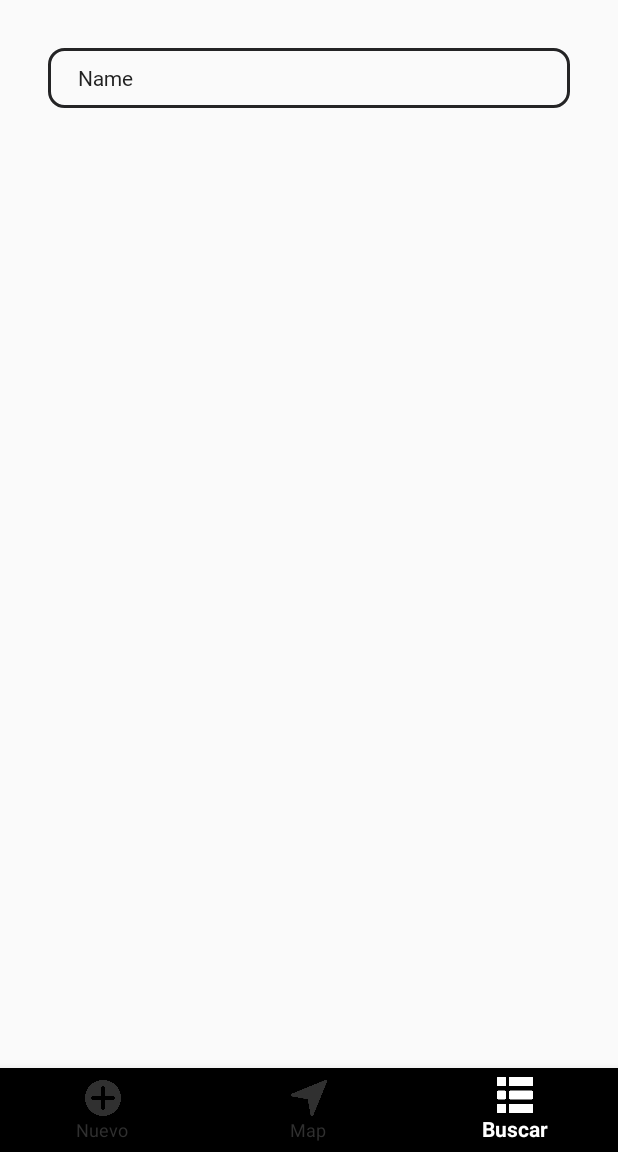
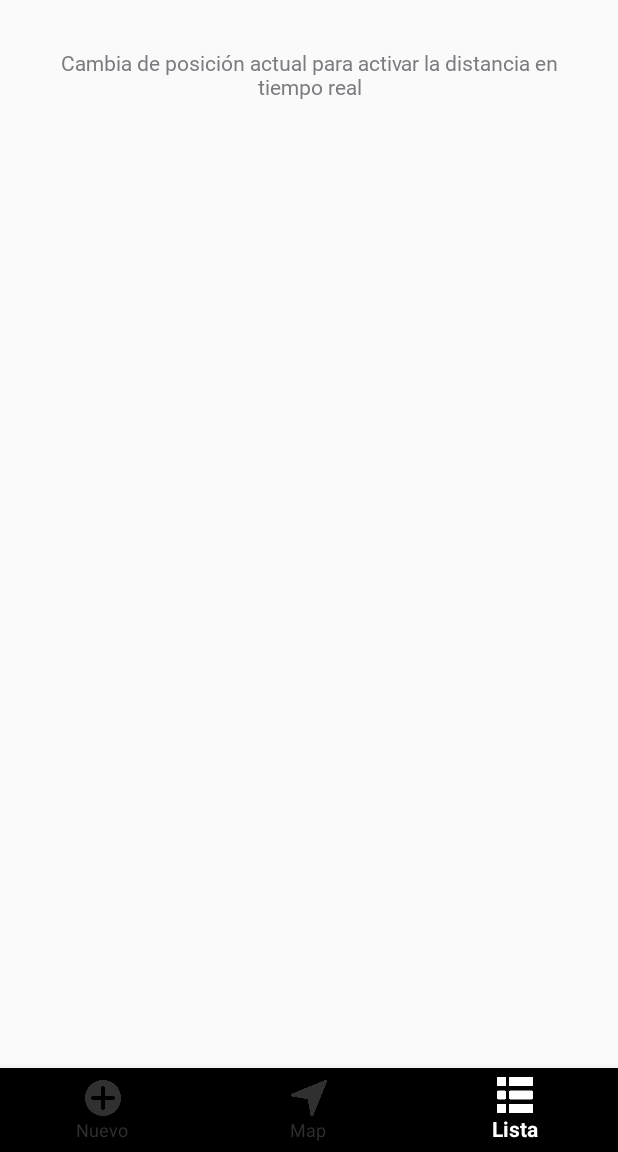
Before and after one commit to nicolaspenagos/places, an Android app: the screen it shows after launch (HomeActivity), item 3 of the bottom bar chosen, on a phone screen of 412 x 824 dp, the part 84-1236 px from its top. Run offline under Robolectric (Android 15) with nearby library versions, the phone set to English and light mode, and no system bars; libraries missing offline, so code that uses them is left out: com.google.maps.android; 1 statement that could not run was skipped.

Commit message:
Final commit

```diff
--- a/app/src/main/AndroidManifest.xml
+++ b/app/src/main/AndroidManifest.xml
@@ -33,7 +33,8 @@
             android:name="com.google.android.geo.API_KEY"
             android:value="@string/google_maps_key" />
 
-        <activity android:name=".HomeActivity">
+        <activity android:name=".HomeActivity" android:screenOrientation="portrait">
+
             <intent-filter>
                 <action android:name="android.intent.action.MAIN" />
 
--- a/app/src/main/java/com/example/places/NewFragment.java
+++ b/app/src/main/java/com/example/places/NewFragment.java
@@ -248,6 +248,7 @@ public class NewFragment extends Fragment implements View.OnClickListener, MapsF
                     places.add(place);
                     String jsonPlaces = gson.toJson(places);
                     preferences.edit().putString("places", jsonPlaces).apply();
+                    Toast.makeText(getContext(), R.string.sucess_place_msg, Toast.LENGTH_LONG).show();
                     emptyData();
 
                 }else{
--- a/app/src/main/java/com/example/places/SearchFragment.java
+++ b/app/src/main/java/com/example/places/SearchFragment.java
@@ -44,7 +44,6 @@ public class SearchFragment extends Fragment implements MapsFragment.OnLocationC
     // -------------------------------------
     // Views
     // -------------------------------------
-    private EditText placeNameEditText;
     private RecyclerView placesViewList;
     private LinearLayoutManager layoutManager;
     private PlaceAdapter adapter;
@@ -88,7 +87,6 @@ public class SearchFragment extends Fragment implements MapsFragment.OnLocationC
         // Inflate the layout for this fragment
         View root = inflater.inflate(R.layout.fragment_search, container, false);
 
-        placeNameEditText = root.findViewById(R.id.placeEditText);
         placesViewList = root.findViewById(R.id.placesViewList);
 
         layoutManager = new LinearLayoutManager(getContext());
--- a/app/src/main/res/layout/fragment_maps.xml
+++ b/app/src/main/res/layout/fragment_maps.xml
@@ -22,7 +22,7 @@
         android:id="@+id/bottomLayout"
         style="@style/AppBottomLayout"
         android:layout_width="match_parent"
-        android:layout_height="185dp"
+        android:layout_height="200dp"
         app:layout_constraintBottom_toBottomOf="parent"
         app:layout_constraintEnd_toEndOf="parent"
         app:layout_constraintStart_toStartOf="parent">
--- a/app/src/main/res/layout/fragment_new.xml
+++ b/app/src/main/res/layout/fragment_new.xml
@@ -144,12 +144,12 @@
 
     <ImageView
         android:id="@+id/openCameraButton"
+        style="@style/AppOpenCameraImage"
         android:layout_width="40dp"
         android:layout_height="40dp"
         android:layout_marginStart="36dp"
         android:layout_marginTop="8dp"
         app:layout_constraintStart_toStartOf="parent"
-        app:layout_constraintTop_toBottomOf="@+id/addImageButton"
-        app:srcCompat="@drawable/camera" />
+        app:layout_constraintTop_toBottomOf="@+id/addImageButton" />
 
 </androidx.constraintlayout.widget.ConstraintLayout>
--- a/app/src/main/res/layout/fragment_search.xml
+++ b/app/src/main/res/layout/fragment_search.xml
@@ -7,31 +7,30 @@
     tools:context=".HomeActivity">
 
 
-    <EditText
-        android:id="@+id/placeEditText"
-        style="@style/AppEditText"
-        android:layout_width="0dp"
-        android:layout_height="40dp"
-        android:layout_marginStart="32dp"
-        android:layout_marginTop="32dp"
-        android:layout_marginEnd="32dp"
-        android:ems="10"
-        android:inputType="textPersonName"
-        android:text="Name"
-        app:layout_constraintEnd_toEndOf="parent"
-        app:layout_constraintStart_toStartOf="parent"
-        app:layout_constraintTop_toTopOf="parent" />
-
     <androidx.recyclerview.widget.RecyclerView
         android:id="@+id/placesViewList"
         android:layout_width="0dp"
         android:layout_height="0dp"
         android:layout_marginStart="32dp"
-        android:layout_marginTop="32dp"
+        android:layout_marginTop="16dp"
         android:layout_marginEnd="32dp"
         android:layout_marginBottom="32dp"
         app:layout_constraintBottom_toBottomOf="parent"
         app:layout_constraintEnd_toEndOf="parent"
         app:layout_constraintStart_toStartOf="parent"
-        app:layout_constraintTop_toBottomOf="@+id/placeEditText" />
+        app:layout_constraintTop_toBottomOf="@+id/textView5" />
+
+    <TextView
+        android:id="@+id/textView5"
+        style="@style/AppCuerpoText"
+        android:layout_width="0dp"
+        android:layout_height="wrap_content"
+        android:layout_marginStart="32dp"
+        android:layout_marginTop="32dp"
+        android:layout_marginEnd="32dp"
+        android:text="@string/real_time_distance_msg"
+        android:textAlignment="center"
+        app:layout_constraintEnd_toEndOf="parent"
+        app:layout_constraintStart_toStartOf="parent"
+        app:layout_constraintTop_toTopOf="parent" />
 </androidx.constraintlayout.widget.ConstraintLayout>
--- a/app/src/main/res/values-night/themes.xml
+++ b/app/src/main/res/values-night/themes.xml
@@ -54,6 +54,10 @@
     <style name="AppAddImage">
         <item name="srcCompat">@drawable/add</item>
     </style>
+    <!-- OPEN CAMERA BUTTON -->
+    <style name="AppOpenCameraImage">
+        <item name="srcCompat">@drawable/camera_night</item>
+    </style>
     <!-- BOTTOM LAYOUT -->
     <style name="AppBottomLayout">
         <item name="android:background">@drawable/top_layout_background</item>
--- a/app/src/main/res/values/strings.xml
+++ b/app/src/main/res/values/strings.xml
@@ -10,7 +10,7 @@
     <string name="new__screen_marker_image">Marker image</string>
     <string name="new__screen_add_image">Add image</string>
     <string name="menu_map">Map</string>
-    <string name="menu_search">Buscar</string>
+    <string name="menu_search">Lista</string>
     <string name="menu_new">Nuevo</string>
     <string name="card_map_text">Sostenga el toque para ubicar el lugar del sitio de interés</string>
     <string name="card_button_text">Continuar</string>
@@ -22,4 +22,7 @@
     <string name="eye">Ojo</string>
     <string name="place">Lugar</string>
     <string name="star">Estrella</string>
+    <string name="sucess_place_msg">El lugar fue registrado y guardado exitosamente</string>
+    <string name="fill_all_msg">Por favor complete todos los campos para continuar</string>
+    <string name="real_time_distance_msg">Cambia de posición actual para activar la distancia en tiempo real</string>
 </resources>
--- a/app/src/main/res/values/themes.xml
+++ b/app/src/main/res/values/themes.xml
@@ -55,6 +55,11 @@
     <style name="AppAddImage">
         <item name="srcCompat">@drawable/add_day</item>
     </style>
+    <!-- OPEN CAMERA BUTTON -->
+    <style name="AppOpenCameraImage">
+        <item name="srcCompat">@drawable/camera</item>
+    </style>
+
     <style name="AppMenuItem">
        <item name="iconTint">@color/yellow</item>
     </style>
```
Also changed, not shown: app/src/main/java/com/example/places/MapsFragment.java (+7 -0 lines), app/src/main/res/drawable/camera_night.png (added).
